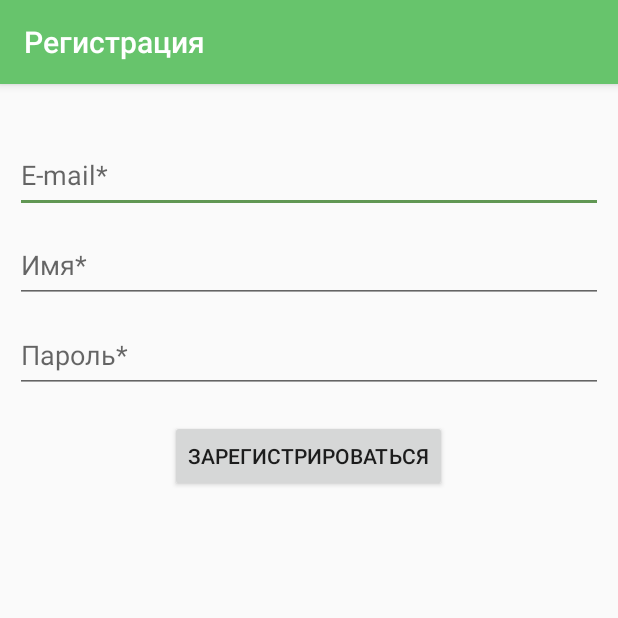
After one commit to midery/CourierService, an Android app: the RegisterActivity screen opened directly, with no data from a screen before it, on a phone screen of 412 x 824 dp, the top half of it. The commit adds this screen. Run offline under Robolectric (Android 15) with nearby library versions, the phone set to English and light mode, and no system bars; libraries missing offline, so code that uses them is left out: org.apache.commons.

Commit message:
retrofit support + user api + login/register logic

```diff
--- a/app/build.gradle
+++ b/app/build.gradle
@@ -47,6 +47,9 @@ dependencies {
     compile 'commons-validator:commons-validator:1.4.1'
     compile 'com.android.support:support-v4:25.3.1'
     compile 'com.android.support:preference-v7:25.3.1'
+    compile 'com.github.satyan:sugar:1.5'
     testCompile 'junit:junit:4.12'
-    compile 'com.github.satyan:sugar:1.5'
+    compile 'com.squareup.retrofit2:retrofit:2.3.0'
+    compile 'com.squareup.retrofit2:converter-gson:2.1.0'
 }
+apply plugin: 'com.google.gms.google-services'
--- /dev/null
+++ b/app/src/main/java/com/liarstudio/courierservice/API/UserAPI.java
@@ -0,0 +1,26 @@
+package com.liarstudio.courierservice.API;
+
+import retrofit2.Call;
+import retrofit2.http.Field;
+import retrofit2.http.FormUrlEncoded;
+import retrofit2.http.POST;
+
+/**
+ * Created by M1DERY on 19.07.2017.
+ */
+
+public interface UserAPI {
+    @FormUrlEncoded
+    @POST("/login")
+    Call<User> login(@Field("email") String email, @Field("password") String password);
+
+    @FormUrlEncoded
+    @POST("/register")
+    Call<User> register(
+            @Field("email") String email,
+            @Field("name") String name,
+            @Field("password") String password);
+
+
+
+}
--- a/app/src/main/java/com/liarstudio/courierservice/Activities/MainActivity.java
+++ b/app/src/main/java/com/liarstudio/courierservice/Activities/MainActivity.java
@@ -28,7 +28,6 @@ public class  MainActivity extends AppCompatActivity
     /*
     ****** STATIC CONSTANT AREA ******
     */
-
 
     public static final int REQUEST_ADD_OR_EDIT = 1;
     public static final int REQUEST_MAP = 2;
--- /dev/null
+++ b/app/src/main/java/com/liarstudio/courierservice/Activities/RegisterActivity.java
@@ -0,0 +1,135 @@
+package com.liarstudio.courierservice.Activities;
+
+import android.content.Intent;
+import android.support.v7.app.AppCompatActivity;
+import android.os.Bundle;
+import android.view.View;
+import android.widget.Button;
+import android.widget.EditText;
+import android.widget.ProgressBar;
+import android.widget.TextView;
+import android.widget.Toast;
+
+import com.liarstudio.courierservice.API.User;
+import com.liarstudio.courierservice.API.UserAPI;
+import com.liarstudio.courierservice.API.UtilsURL;
+import com.liarstudio.courierservice.R;
+
+import org.apache.commons.validator.routines.EmailValidator;
+
+import java.net.HttpURLConnection;
+
+import retrofit2.Call;
+import retrofit2.Callback;
+import retrofit2.Response;
+import retrofit2.Retrofit;
+import retrofit2.converter.gson.GsonConverterFactory;
+
+public class RegisterActivity extends AppCompatActivity {
+
+
+    EditText registerEmail;
+    EditText registerPassword;
+    EditText registerName;
+
+    Button buttonRegister;
+
+    TextView registerError;
+
+    ProgressBar progressBarRegister;
+
+    @Override
+    protected void onCreate(Bundle savedInstanceState) {
+        super.onCreate(savedInstanceState);
+        setContentView(R.layout.activity_register);
+
+
+        registerEmail = (EditText) findViewById(R.id.editTextRegisterEmail);
+        registerPassword = (EditText) findViewById(R.id.editTextRegisterPassword);
+        registerName = (EditText) findViewById(R.id.editTextRegisterName);
+
+
+        buttonRegister = (Button) findViewById(R.id.buttonRegister);
+
+        registerError = (TextView) findViewById(R.id.textViewRegisterError);
+        progressBarRegister = (ProgressBar) findViewById(R.id.progressBarRegister);
+        progressBarRegister.setVisibility(View.GONE);
+
+
+        buttonRegister.setOnClickListener(l -> {
+            if (validate())
+                registerUser();
+        });
+
+    }
+
+
+    private void registerUser() {
+        progressBarRegister.setVisibility(View.VISIBLE);
+        Retrofit retrofit = new Retrofit.Builder()
+                .baseUrl(UtilsURL.BASE_URL)
+                .addConverterFactory(GsonConverterFactory.create())
+                .build();
+        UserAPI api = retrofit.create(UserAPI.class);
+
+        api.register(registerEmail.getText().toString(),
+                registerName.getText().toString(),
+                UtilsURL.encryptPassword(registerPassword.getText().toString())).enqueue(
+
+                new Callback<User>() {
+                    @Override
+                    public void onResponse(Call<User> call, Response<User> response) {
+                        switch (response.code()) {
+                            case HttpURLConnection.HTTP_OK:
+                                registerError.setText("");
+
+                                UtilsURL.CURRENT_USER = response.body();
+                                Toast.makeText(RegisterActivity.this, "Регистрация успешно завершена.", Toast.LENGTH_LONG);
+                                startActivity(new Intent(RegisterActivity.this, MainActivity.class));
+
+                                break;
+                            case HttpURLConnection.HTTP_FORBIDDEN:
+                                registerError.setText("Неверные email или пароль. Повторите ввод.");
+                                break;
+                            default:
+                                registerError.setText("Произошла ошибка при авторизации. Попробуйте позднее.");
+                                break;
+                        }
+
+
+                        progressBarRegister.setVisibility(View.GONE);
+                    }
+
+                    @Override
+                    public void onFailure(Call<User> call, Throwable t) {
+                        Toast.makeText(RegisterActivity.this, t.getMessage(), Toast.LENGTH_LONG).show();
+                        registerError.setText("Произошла ошибка при авторизации. Попробуйте позднее.");
+                        progressBarRegister.setVisibility(View.GONE);
+                    }
+                }
+        );
+    }
+
+    private boolean validate() {
+        boolean valid = true;
+        String checkString = registerEmail.getText().toString();
+        if (!EmailValidator.getInstance().isValid(checkString)) {
+            valid = false;
+            registerEmail.setError("Введен неверный e-mail.");
+        }
+
+        checkString = registerName.getText().toString();
+        if (checkString.isEmpty()) {
+            valid = false;
+            registerName.setError("Имя не может быть пустым.");
+        }
+
+        checkString = registerPassword.getText().toString();
+        if (checkString.length() < 4) {
+            valid = false;
+            registerPassword.setError("Пароль слишком короткий.");
+        }
+
+        return valid;
+    }
+}
--- a/app/src/main/java/com/liarstudio/courierservice/Database/PackageList.java
+++ b/app/src/main/java/com/liarstudio/courierservice/Database/PackageList.java
@@ -67,7 +67,7 @@ public class PackageList extends ArrayList<Package> {
 
     public void remove(Long id) {
         for (Package pack : this) {
-            if (pack.getId() == id) {
+            if (pack.getId().compareTo(id) == 0) {
                 super.remove(pack);
                 break;
             }
--- a/app/src/main/java/com/liarstudio/courierservice/MainApp.java
+++ b/app/src/main/java/com/liarstudio/courierservice/MainApp.java
@@ -1,7 +1,5 @@
 package com.liarstudio.courierservice;
 
-
-import android.app.Application;
 
 import com.orm.SugarApp;
 import com.orm.SugarContext;
@@ -12,6 +10,7 @@ public class MainApp extends SugarApp {
     public void onCreate() {
         super.onCreate();
         SugarContext.init(this);
+
     }
 
     @Override
--- /dev/null
+++ b/app/src/main/res/layout/activity_register.xml
@@ -0,0 +1,76 @@
+<?xml version="1.0" encoding="utf-8"?>
+<RelativeLayout xmlns:android="http://schemas.android.com/apk/res/android"
+    xmlns:app="http://schemas.android.com/apk/res-auto"
+    xmlns:tools="http://schemas.android.com/tools"
+    android:layout_width="match_parent"
+    android:layout_height="match_parent"
+    tools:context="com.liarstudio.courierservice.Activities.RegisterActivity">
+
+
+    <EditText
+        android:id="@+id/editTextRegisterEmail"
+        android:layout_width="match_parent"
+        android:layout_height="50dp"
+        android:layout_alignParentTop="true"
+        android:layout_marginLeft="10dp"
+        android:layout_marginRight="10dp"
+        android:layout_marginTop="36dp"
+        android:ems="10"
+        android:hint="E-mail*"
+        android:inputType="textEmailAddress" />
+
+
+    <EditText
+        android:id="@+id/editTextRegisterName"
+        android:layout_width="match_parent"
+        android:layout_height="50dp"
+        android:layout_below="@+id/editTextRegisterEmail"
+        android:layout_centerHorizontal="true"
+        android:layout_marginLeft="10dp"
+        android:layout_marginRight="10dp"
+        android:layout_marginTop="10dp"
+        android:ems="10"
+        android:hint="Имя*"
+        android:inputType="text" />
+
+    <EditText
+        android:id="@+id/editTextRegisterPassword"
+        android:layout_width="match_parent"
+        android:layout_height="50dp"
+        android:layout_below="@+id/editTextRegisterName"
+        android:layout_centerHorizontal="true"
+        android:layout_marginLeft="10dp"
+        android:layout_marginRight="10dp"
+        android:layout_marginTop="10dp"
+        android:ems="10"
+        android:hint="Пароль*"
+        android:inputType="textPassword" />
+
+    <Button
+        android:id="@+id/buttonRegister"
+        android:layout_width="wrap_content"
+        android:layout_height="wrap_content"
+        android:text="Зарегистрироваться"
+        android:layout_below="@+id/editTextRegisterPassword"
+        android:layout_centerHorizontal="true"
+        android:layout_marginTop="18dp"/>
+
+    <ProgressBar
+        android:id="@+id/progressBarRegister"
+        style="?android:attr/progressBarStyle"
+        android:layout_width="wrap_content"
+        android:layout_height="wrap_content"
+        android:layout_below="@id/buttonRegister"
+        android:layout_centerHorizontal="true" />
+
+    <TextView
+        android:id="@+id/textViewRegisterError"
+        android:layout_width="wrap_content"
+        android:layout_height="wrap_content"
+        android:layout_below="@+id/progressBarRegister"
+        android:layout_centerHorizontal="true"
+        android:layout_marginTop="14dp"
+        android:textColor="@android:color/holo_red_light"
+        android:textSize="12sp" />
+
+</RelativeLayout>
--- a/build.gradle
+++ b/build.gradle
@@ -10,6 +10,7 @@ buildscript {
 
         // NOTE: Do not place your application dependencies here; they belong
         // in the individual module build.gradle files
+        classpath 'com.google.gms:google-services:3.0.0'
     }
 }
 
--- a/settings.gradle
+++ b/settings.gradle
@@ -1 +1 @@
-include ':app', ':lib'
+include ':app'
```
Also changed, not shown: app/src/main/AndroidManifest.xml (+43 -20 lines), app/src/main/java/com/liarstudio/courierservice/API/PackageAPI.java (added, +21 -0 lines), app/src/main/java/com/liarstudio/courierservice/API/User.java (added, +22 -0 lines), app/src/main/java/com/liarstudio/courierservice/API/UtilsURL.java (added, +31 -0 lines), app/src/main/java/com/liarstudio/courierservice/Activities/LoginActivity.java (added, +138 -0 lines), app/src/main/res/layout/activity_login.xml (added, +80 -0 lines), app/src/main/res/values/strings.xml (+21 -5 lines).
